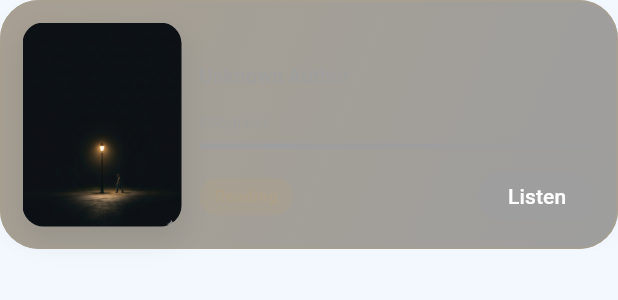
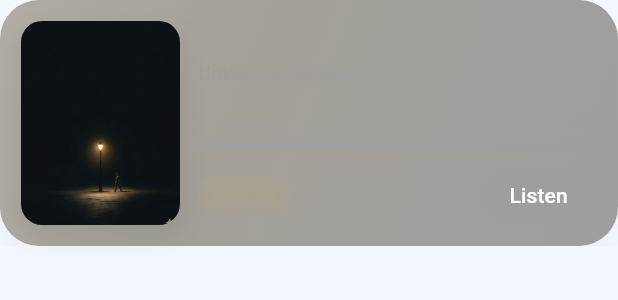
Before and after one commit to waterlovemelon/gravity-reader, a Flutter app: the _CurrentlyReadingCard widget shown alone on an empty page, opened directly with empty values, on a phone screen of 412 x 824 dp. Shown: the top 300 px of the screen. Run offline on Flutter 3.47's test engine with Material 3 defaults, Android fonts, the phone set to English and light mode, and no system bars; our stand-ins replace file_picker, flutter_riverpod, image_picker, just_audio, just_audio_background, shared_preferences and 1 more; missing offline and left inert: audio_session, charset_converter; accounts and stored records are empty; network calls fail; statements that could not run were skipped.

Commit message:
优化悬浮底栏与最近阅读卡片样式

```diff
--- a/lib/presentation/pages/bookshelf/bookshelf_page.dart
+++ b/lib/presentation/pages/bookshelf/bookshelf_page.dart
@@ -1565,9 +1565,8 @@
     final cardHighlight = Color.lerp(
       theme.cardBackgroundColor,
       warmAccent,
-      0.3,
+      0.24,
     )!;
-    final borderColor = Color.lerp(theme.dividerColor, warmAccent, 0.36)!;
     final badgeBackground = warmAccent.withValues(alpha: 0.16);
     final badgeTextColor = Color.lerp(theme.textColor, warmAccent, 0.5)!;
 
@@ -1582,16 +1581,24 @@
             gradient: LinearGradient(
               begin: Alignment.topLeft,
               end: Alignment.bottomRight,
-              colors: [cardHighlight, cardBase, theme.cardBackgroundColor],
-              stops: const [0, 0.45, 1],
+              colors: [
+                Color.lerp(cardHighlight, Colors.white, 0.14) ?? cardHighlight,
+                cardBase,
+                theme.cardBackgroundColor,
+              ],
+              stops: const [0, 0.38, 1],
             ),
             borderRadius: BorderRadius.circular(26),
-            border: Border.all(color: borderColor.withValues(alpha: 0.9)),
             boxShadow: [
               BoxShadow(
-                color: theme.textColor.withValues(alpha: 0.04),
-                blurRadius: 10,
-                offset: const Offset(0, 3),
+                color: Colors.black.withValues(alpha: 0.035),
+                blurRadius: 18,
+                offset: const Offset(0, 8),
+              ),
+              BoxShadow(
+                color: Colors.white.withValues(alpha: 0.12),
+                blurRadius: 7,
+                offset: const Offset(0, -1),
               ),
             ],
           ),
```
Also changed, not shown: lib/presentation/widgets/floating_nav_bar.dart (+65 -18 lines).
